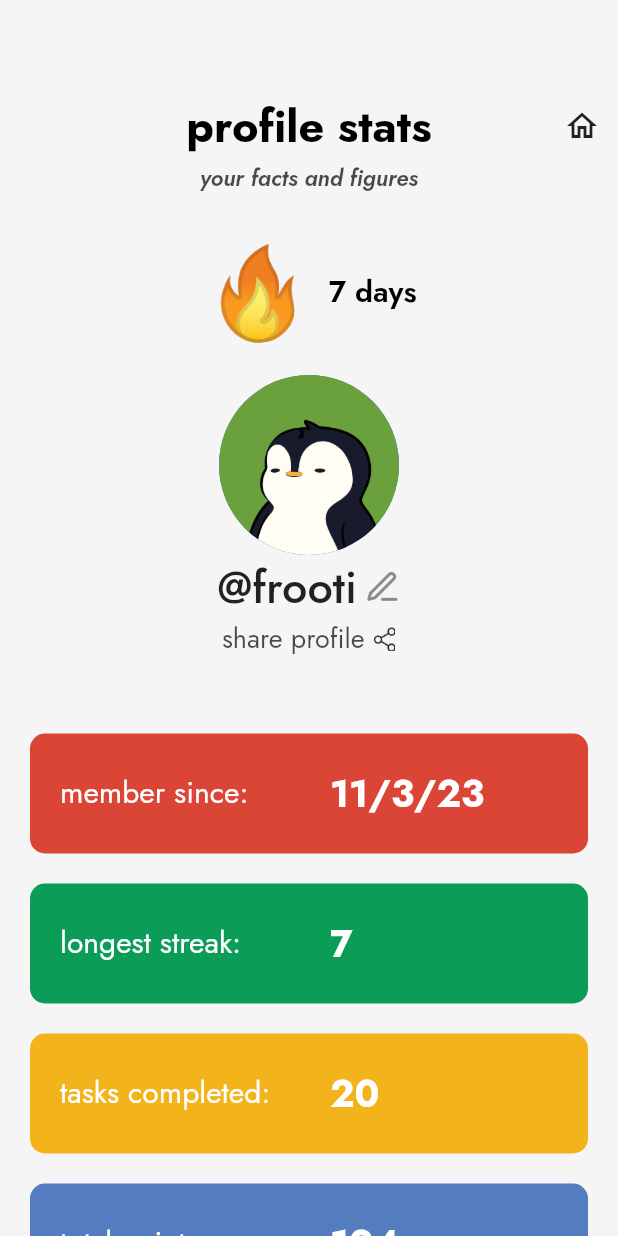
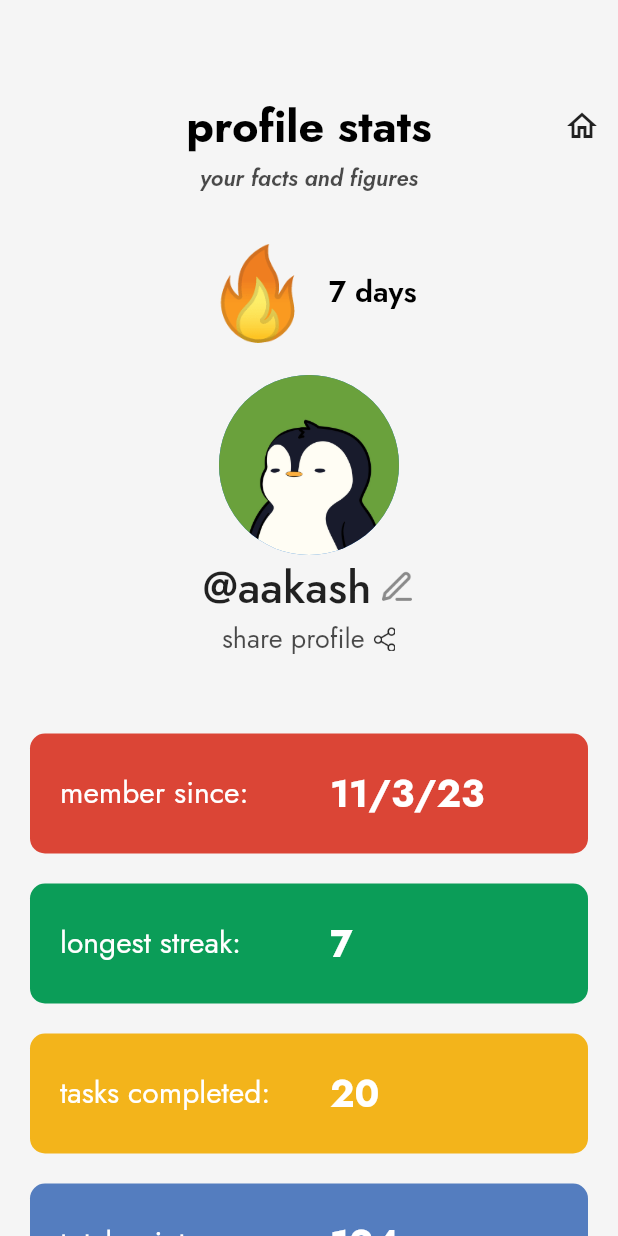
Before and after one commit to aakzsh/streakainable-app, a Flutter app: the Home screen opened directly, after a tap on the "bar chart" icon, on a phone screen of 412 x 824 dp. Run offline on Flutter 3.47's test engine with Material 2 defaults, Android fonts, the phone set to English and light mode, and no system bars; our stand-ins replace firebase_auth, firebase_core, google_fonts, google_sign_in; missing offline and left inert: scratcher; accounts and stored records are empty; generated files the repository leaves out were written again.

Commit message:
few fixes

```diff
--- a/lib/views/home.dart
+++ b/lib/views/home.dart
@@ -69,7 +69,10 @@ class Home extends StatelessWidget {
                       color: Colors.blue,
                       child: Center(
                         child: Text(
-                            "Go to your work/school today using public transport"),
+                            "Go to your work/school today using public transport",
+                            style: TextStyles.subtitleStyle
+                                .copyWith(color: Colors.white),
+                            textAlign: TextAlign.center),
                       ),
                     ),
                   ),
--- a/lib/views/login.dart
+++ b/lib/views/login.dart
@@ -63,10 +63,10 @@ class Login extends StatelessWidget {
               child: MaterialButton(
                 height: 70,
                 onPressed: () async {
-                  // await signup(context);
+                  await signup(context);
 
-                  Navigator.push(context,
-                      MaterialPageRoute(builder: ((context) => const Home())));
+                  // Navigator.push(context,
+                  //     MaterialPageRoute(builder: ((context) => const Home())));
                 },
                 shape: RoundedRectangleBorder(
                     borderRadius: BorderRadius.circular(10)),
--- a/lib/views/stats.dart
+++ b/lib/views/stats.dart
@@ -75,7 +75,7 @@ class Stats extends StatelessWidget {
                   mainAxisAlignment: MainAxisAlignment.center,
                   children: const [
                     Text(
-                      "@frooti",
+                      "@aakash",
                       style: TextStyles.username,
                     ),
                     SizedBox(
```
